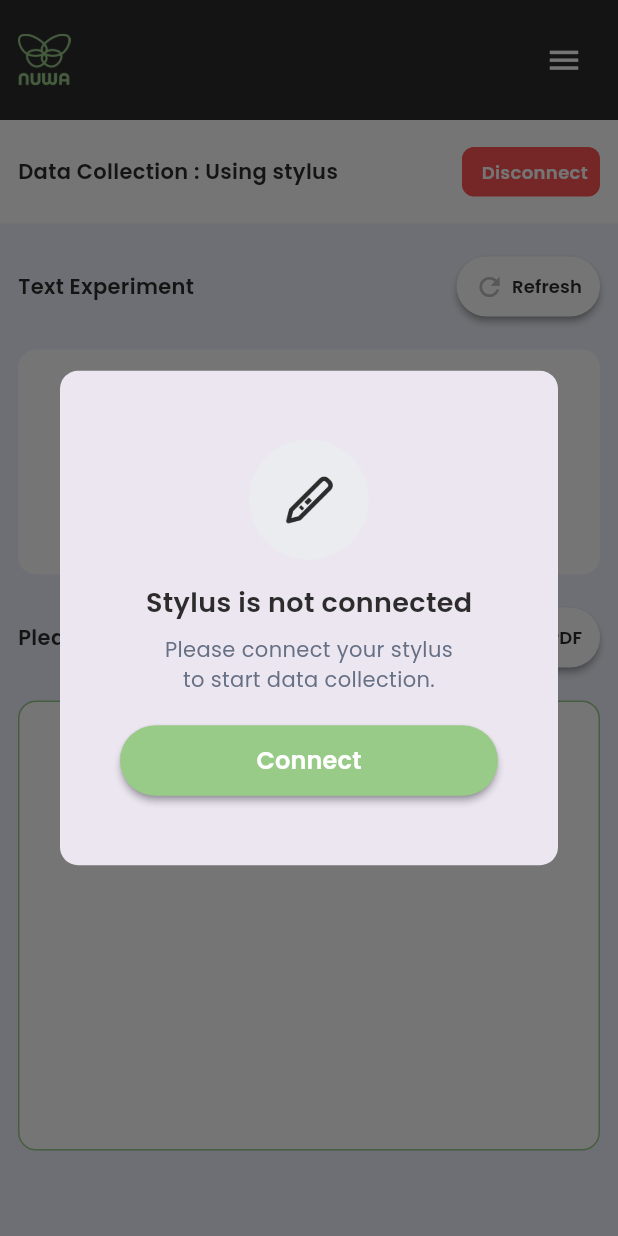
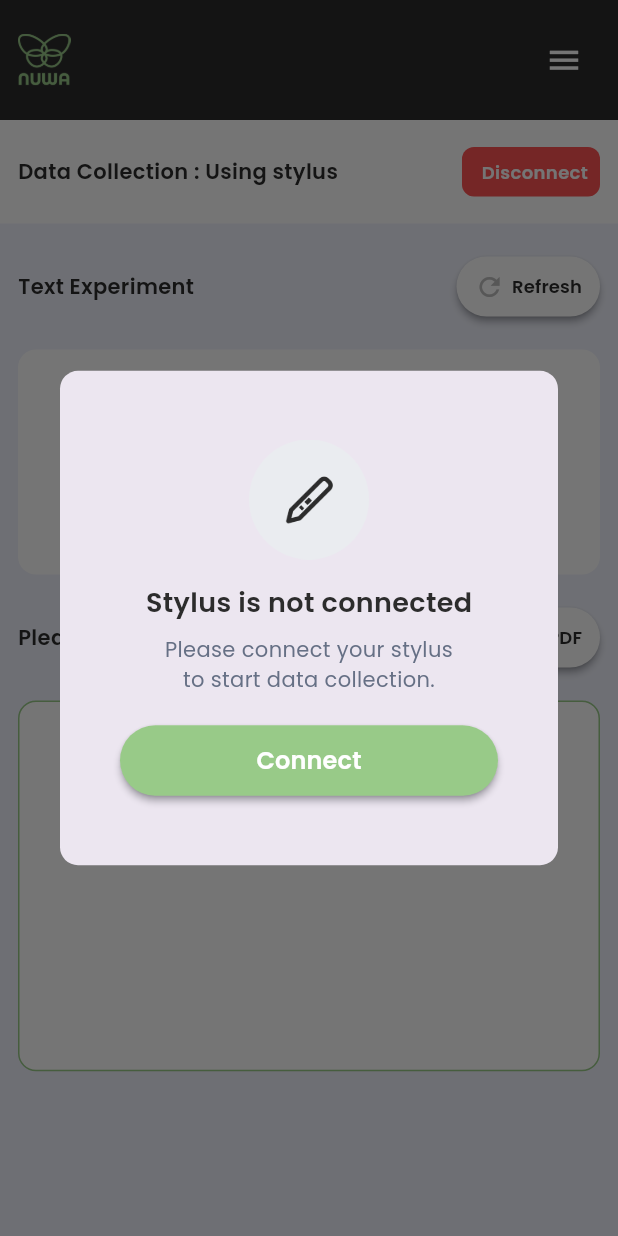
Before and after one commit to TheSam912/nuwa_code_assginment, a Flutter app: the screen it shows after launch, after a tap on "Data Collection", on a phone screen of 412 x 824 dp. Run offline on Flutter 3.47's test engine with Material 3 defaults, Android fonts, the light colour scheme and no system bars; our stand-ins replace flutter_animate, google_fonts.

Commit message:
some important ui updates and bug fixed for responsive UI part

```diff
--- /dev/null
+++ b/lib/helpers/sketch_size_helper.dart
@@ -0,0 +1,13 @@
+import 'package:flutter/material.dart';
+
+double sketchSize(context) {
+  final screenHeight = MediaQuery.of(context).size.height;
+  final screenWidth = MediaQuery.of(context).size.width;
+  if (screenWidth < 600) {
+    return screenHeight * 0.3;
+  } else if (screenWidth < 1200) {
+    return screenHeight * 0.4;
+  } else {
+    return screenHeight * 0.5;
+  }
+}
--- a/lib/pages/collection_page.dart
+++ b/lib/pages/collection_page.dart
@@ -2,7 +2,7 @@ import 'dart:math';
 import 'package:flutter/material.dart';
 import 'package:flutter_animate/flutter_animate.dart';
 import 'package:nuwa/constants/strings.dart';
-import 'package:nuwa/widgets/draw_widget.dart';
+import 'package:nuwa/widgets/sketch_widget.dart';
 import 'package:nuwa/widgets/status_widget.dart';
 import 'package:nuwa/widgets/title_button_widget.dart';
 import '../constants/assets.dart';
@@ -103,10 +103,8 @@ class _DataCollectionPageState extends State<DataCollectionPage> {
           titleButtonWidget(
               context, textExperiment, btnRefresh, Icons.refresh, () => selectRandomWord()),
           autoTextGenerator(context),
-          const SizedBox(
-            height: 500,
-            child: SketchBox(),
-          ),
+          const SketchBox(),
+          const SizedBox(height: 50,)
         ],
       ),
     );
--- a/lib/pages/splash_page.dart
+++ b/lib/pages/splash_page.dart
@@ -24,6 +24,7 @@ class SplashPage extends StatelessWidget {
   Widget build(BuildContext context) {
     route(context);
     final screenWidth = MediaQuery.of(context).size.width;
+    final screenHeight = MediaQuery.of(context).size.height;
     return Scaffold(
       backgroundColor: tBackground,
       body: Column(
@@ -34,7 +35,8 @@ class SplashPage extends StatelessWidget {
             child: Image.asset(
               logo,
               width: screenWidth / 3,
-              fit: BoxFit.cover,
+              height: screenHeight / 3,
+              fit: BoxFit.contain,
             ).animate(delay: 300.ms).flipH(duration: 400.ms),
           ),
           const Spacer(),
@@ -42,8 +44,8 @@ class SplashPage extends StatelessWidget {
             padding: const EdgeInsets.only(bottom: 14),
             child: Image.asset(
               logoBottomPage,
-              width: screenWidth / 3,
-              fit: BoxFit.cover,
+              width: 120,
+              fit: BoxFit.contain,
             ).animate(delay: 300.ms).fade(duration: 400.ms),
           )
         ],
--- a/lib/widgets/dashboard_widget.dart
+++ b/lib/widgets/dashboard_widget.dart
@@ -57,10 +57,12 @@ class _DashboardWidgetState extends State<DashboardWidget> {
   @override
   Widget build(BuildContext context) {
     final screenWidth = MediaQuery.of(context).size.width;
-    final buttonFontSize = screenWidth < 600 ? 14.0 : 20.0;
-
-    return Container(
-      width: screenWidth * 0.8,
+    final screenHeight = MediaQuery.of(context).size.height;
+    final isLargeTablet = screenWidth > 900;
+    return SingleChildScrollView(
+      child: Container(
+        width: isLargeTablet ? screenWidth / 2 : screenWidth * 0.8,
+        constraints: BoxConstraints(maxHeight: screenHeight * 0.8),
         padding: const EdgeInsets.all(20.0),
         decoration: BoxDecoration(
           color: Colors.white,
@@ -77,31 +79,40 @@ class _DashboardWidgetState extends State<DashboardWidget> {
           mainAxisSize: MainAxisSize.min,
           crossAxisAlignment: CrossAxisAlignment.center,
           children: [
-          AnimatedOpacity(
+            Flexible(
+              child: AnimatedOpacity(
                 opacity: _isVisible ? 1.0 : 0.0,
                 duration: const Duration(milliseconds: 500),
                 child: Image.asset(
                   widget.imageList[_currentIndex],
+                  fit: BoxFit.contain,
                   width: double.infinity,
-              height: screenWidth * 0.4,
-              fit: BoxFit.contain,
+                  height: screenHeight * 0.2,
                 ),
               ),
-          const SizedBox(height: 40.0),
-          Text(widget.dialogText, textAlign: TextAlign.center, style: TextStyles.headline(context)),
-          const SizedBox(height: 30.0),
+            ),
+            const SizedBox(height: 20.0),
+            Flexible(
+              child: Text(
+                widget.dialogText,
+                textAlign: TextAlign.center,
+                style: TextStyles.headline(context),
+              ),
+            ),
+            const SizedBox(height: 20.0),
             CustomButton(
               text: widget.buttonText,
               backgroundColor: tGreen,
-            fontSize: buttonFontSize,
-            horizontalPadding: screenWidth * 0.2,
+              fontSize: 14,
+              horizontalPadding: screenWidth * 0.1,
               textColor: tTextColor,
               verticalPadding: 18.0,
               onPressed: () => Navigator.of(context).pushReplacement(
                 FadePageRoute(page: DataCollectionPage()),
               ),
-          )
+            ),
           ],
+        ),
       ),
     );
   }
--- a/lib/widgets/dialogs/connect_dialog.dart
+++ b/lib/widgets/dialogs/connect_dialog.dart
@@ -13,9 +13,10 @@ class ConnectDialog extends StatelessWidget {
   @override
   Widget build(BuildContext context) {
     final screenSize = MediaQuery.of(context).size;
+    final isLargeTablet = screenSize.width > 900;
     return Container(
-      height: screenSize.height / 2.5,
-      width: screenSize.width,
+      height: isLargeTablet ? screenSize.height / 2 : screenSize.height / 2.5,
+      width: isLargeTablet ? screenSize.width / 3 : screenSize.width,
       padding: const EdgeInsets.symmetric(horizontal: 20),
       child: Column(
         mainAxisSize: MainAxisSize.min,
--- a/lib/widgets/dialogs/loading_dialog.dart
+++ b/lib/widgets/dialogs/loading_dialog.dart
@@ -12,9 +12,10 @@ class LoadingDialog extends StatelessWidget {
   @override
   Widget build(BuildContext context) {
     final screenSize = MediaQuery.of(context).size;
+    final isLargeTablet = screenSize.width > 900;
     return Container(
-      height: screenSize.height / 2.5,
-      width: screenSize.width,
+      height: isLargeTablet ? screenSize.height / 2 : screenSize.height / 2.5,
+      width: isLargeTablet ? screenSize.width / 3 : screenSize.width,
       padding: const EdgeInsets.symmetric(horizontal: 20),
       child: Column(
         mainAxisSize: MainAxisSize.min,
--- a/lib/widgets/dialogs/success_dialog.dart
+++ b/lib/widgets/dialogs/success_dialog.dart
@@ -14,9 +14,10 @@ class SuccessDialog extends StatelessWidget {
   @override
   Widget build(BuildContext context) {
     final screenSize = MediaQuery.of(context).size;
+    final isLargeTablet = screenSize.width > 900;
     return Container(
-      height: screenSize.height / 2.5,
-      width: screenSize.width,
+      height: isLargeTablet ? screenSize.height / 2 : screenSize.height / 2.5,
+      width: isLargeTablet ? screenSize.width / 3 : screenSize.width,
       padding: const EdgeInsets.symmetric(horizontal: 20),
       child: Column(
         mainAxisSize: MainAxisSize.min,
--- a/lib/widgets/draw_widget.dart
+++ b/lib/widgets/sketch_widget.dart
@@ -1,4 +1,5 @@
 import 'package:flutter/material.dart';
+import 'package:nuwa/helpers/sketch_size_helper.dart';
 import 'package:nuwa/widgets/title_button_widget.dart';
 import '../constants/colors.dart';
 import '../constants/strings.dart';
@@ -40,13 +41,14 @@ class _SketchBoxState extends State<SketchBox> {
 
   @override
   Widget build(BuildContext context) {
+    double sketchBoxHeight = sketchSize(context);
     return Column(
       children: [
         titleButtonWidget(context, pleaseWriteBelow, btnExport, Icons.download_sharp,
             () => exportToPDF(context, points)),
         Container(
           width: double.infinity,
-          height: 300,
+          height: sketchBoxHeight,
           margin: const EdgeInsets.symmetric(horizontal: 12),
           decoration: BoxDecoration(
             color: Colors.white,
```
Lines whose indentation alone changed are shown as unchanged.
